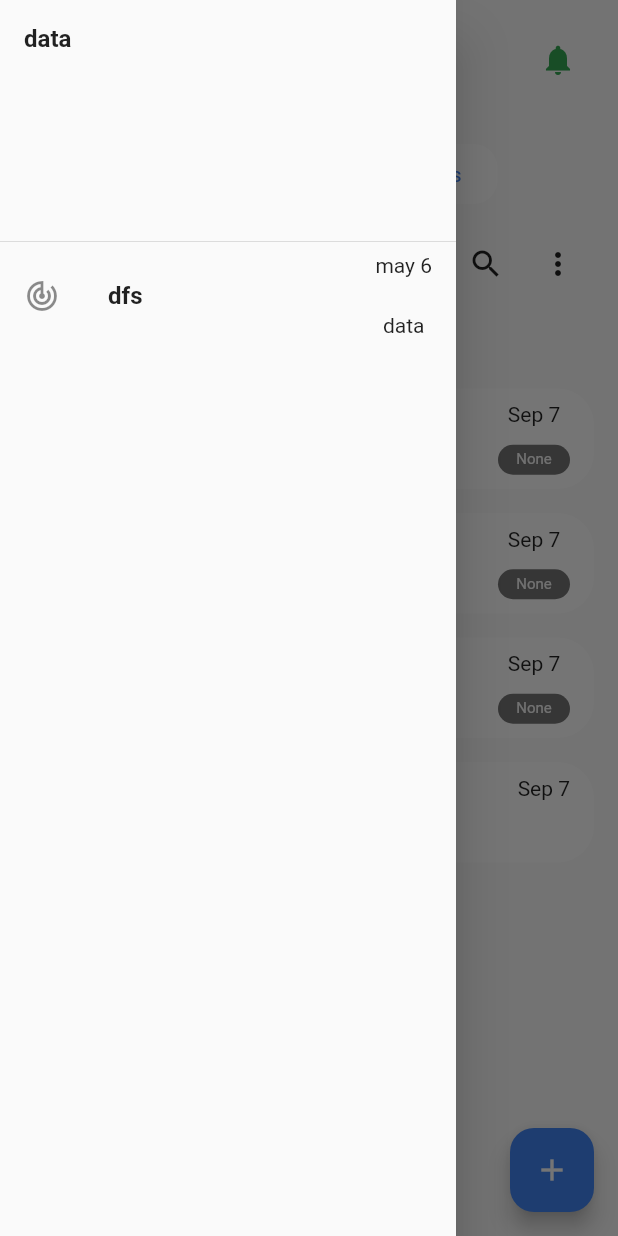
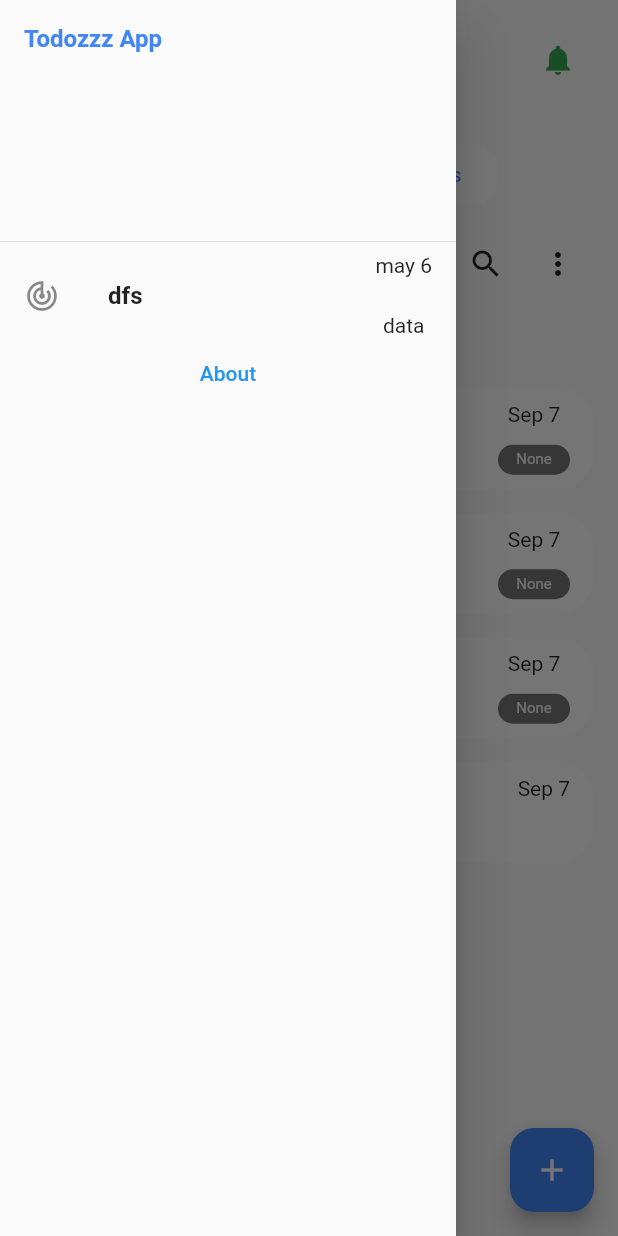
Before and after one commit to Yogesh070/TodoApp, a Flutter app: the screen it shows after launch, with the side drawer open, on a phone screen of 412 x 824 dp. Run offline on Flutter 3.47's test engine with Material 2 defaults, Android fonts, the phone set to English and light mode, and no system bars; our stand-ins replace flutter_svg.

Commit message:
'lastupdate'

```diff
--- a/lib/screens/homescreen.dart
+++ b/lib/screens/homescreen.dart
@@ -129,7 +129,10 @@ class HomeScreen extends StatelessWidget {
             child: ListView(
               children: [
                 DrawerHeader(
-                  child: Text('data'),
+                  child: Text(
+                    'Todozzz App',
+                    style: TextStyle(color: kPrimaryColor),
+                  ),
                 ),
                 ListTile(
                   leading: Icon(Icons.track_changes),
@@ -139,6 +142,14 @@ class HomeScreen extends StatelessWidget {
                     children: [Text('may 6'), Text('data')],
                   ),
                 ),
+                TextButton(
+                    onPressed: () {
+                      Navigator.push(
+                          context,
+                          MaterialPageRoute(
+                              builder: (context) => AboutScreen()));
+                    },
+                    child: Text('About'))
               ],
             ),
           ),
```
Also changed, not shown: assets/icon/icon.jpg (added), assets/icon/icon.png (added), pubspec.lock.
